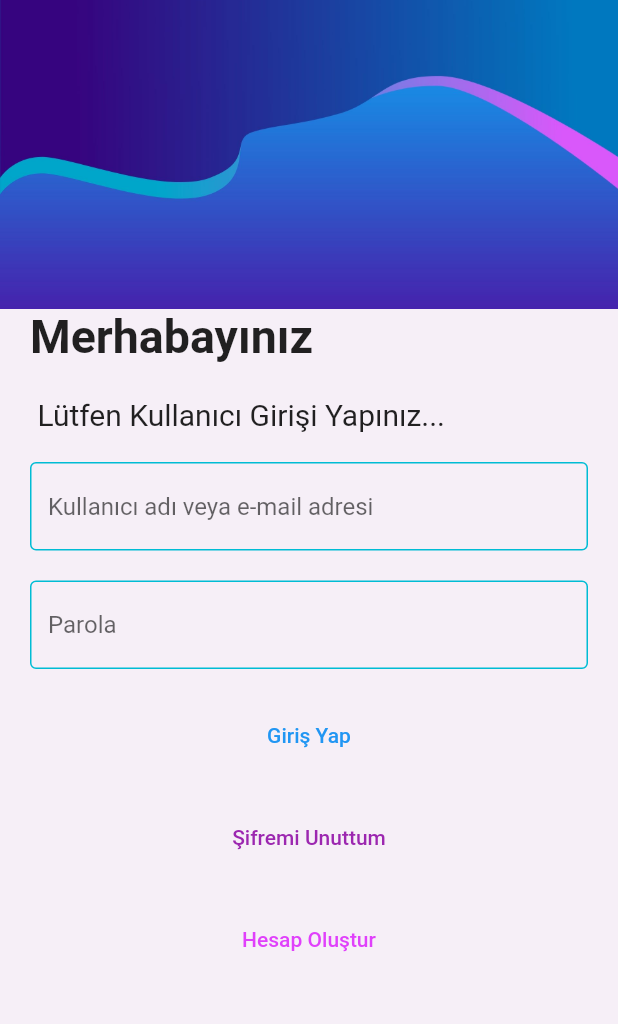
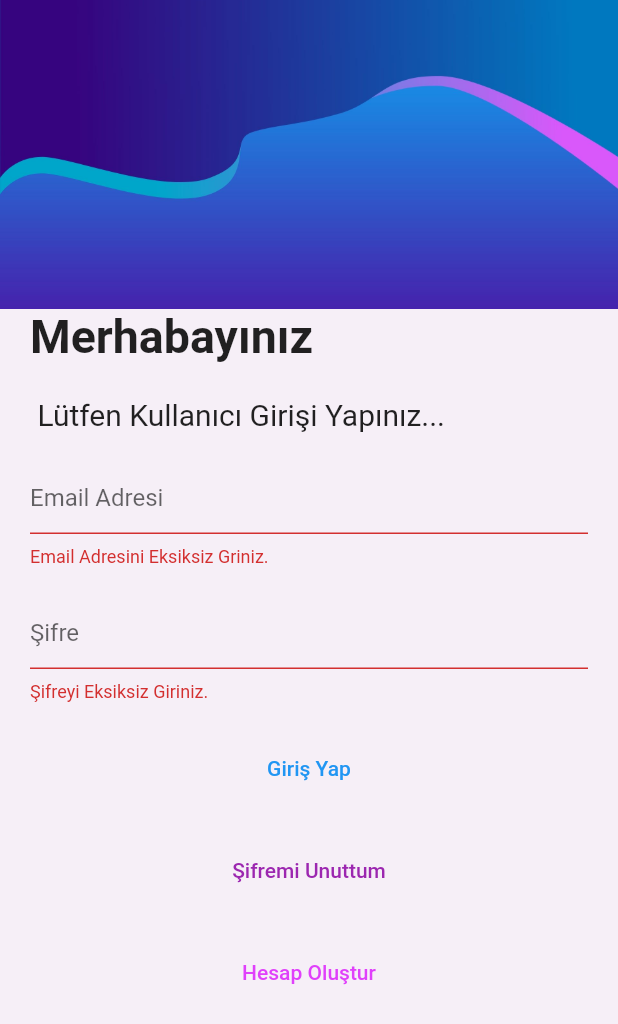
Before and after one commit to ysnzdnn/flutterSSS, a Flutter app: the screen it shows after launch, after a tap on "Giriş Yap", on a phone screen of 412 x 824 dp. Shown: the top 1024 px of the screen. Run offline on Flutter 3.47's test engine with Material 2 defaults, Android fonts, the phone set to English and light mode, and no system bars; our stand-ins replace firebase_auth, firebase_core; accounts and stored records are empty.

Commit message:
signin page has been created

```diff
--- a/food/lib/main.dart
+++ b/food/lib/main.dart
@@ -1,6 +1,7 @@
 import 'package:firebase_core/firebase_core.dart';
 import 'package:flutter/material.dart';
 import 'package:food/firebase_options.dart';
+import 'package:food/pages/auth/home_page.dart';
 import 'package:food/pages/auth/login_page.dart';
 import 'package:food/pages/auth/sign_up.dart';
 
@@ -22,6 +23,7 @@ class MyApp extends StatelessWidget {
       routes: {
         "/loginpage": (context) => LoginPage(),
         "/signup": (context) => SignUp(),
+        "/homepage": (context) => HomePage(),
       },
       home: Scaffold(
         body: LoginPage(),
--- /dev/null
+++ b/food/lib/pages/auth/home_page.dart
@@ -0,0 +1,19 @@
+import 'package:flutter/material.dart';
+
+class HomePage extends StatefulWidget {
+  const HomePage({super.key});
+
+  @override
+  State<HomePage> createState() => _HomePageState();
+}
+
+class _HomePageState extends State<HomePage> {
+  @override
+  Widget build(BuildContext context) {
+    return Scaffold(
+      body:Center(child: Text(
+        "anasayfa" , style: TextStyle(color: Colors.green),
+      ),)
+    );
+  }
+}
--- a/food/lib/pages/auth/login_page.dart
+++ b/food/lib/pages/auth/login_page.dart
@@ -1,3 +1,4 @@
+import 'package:firebase_auth/firebase_auth.dart';
 import 'package:flutter/material.dart';
 
 class LoginPage extends StatefulWidget {
@@ -8,6 +9,9 @@ class LoginPage extends StatefulWidget {
 }
 
 class _LoginPageState extends State<LoginPage> {
+  late String email, password;
+  final formKey = GlobalKey<FormState>();
+  final firebaseAuth = FirebaseAuth.instance;
   @override
   Widget build(BuildContext context) {
     var height = MediaQuery.of(context).size.height;
@@ -27,6 +31,8 @@ class _LoginPageState extends State<LoginPage> {
             ),
             Padding(
               padding: const EdgeInsets.symmetric(horizontal: 20),
+              child: Form(
+                key: formKey,
                 child: Column(
                   crossAxisAlignment: CrossAxisAlignment.start,
                   children: [
@@ -39,17 +45,32 @@ class _LoginPageState extends State<LoginPage> {
                     ),
                     Text(
                       " \n Lütfen Kullanıcı Girişi Yapınız... ",
-                    style: TextStyle(fontSize: 20, fontWeight: FontWeight.w400),
+                      style:
+                          TextStyle(fontSize: 20, fontWeight: FontWeight.w400),
                     ),
                     customSizedBox(),
-                  customInputID(),
+                    customEmail(),
                     customSizedBox(),
-                  customInputPassword(),
+                    customPassword(),
                     customSizedBox(),
                     Container(
                       child: Center(
                         child: TextButton(
-                          onPressed: () {},
+                            onPressed: () async {
+                              if (formKey.currentState!.validate()) {
+                                formKey.currentState!.save();
+                                try {
+                                  final userResult = await firebaseAuth
+                                      .signInWithEmailAndPassword(
+                                          email: email, password: password);
+                                  Navigator.pushReplacementNamed(
+                                      context, "/homepage");
+                                  print(userResult.user!.email);
+                                } catch (e) {
+                                  print(e.toString());
+                                }
+                              } else {}
+                            },
                             child: Text("Giriş Yap",
                                 style: TextStyle(
                                   color: Colors.blue,
@@ -75,11 +96,11 @@ class _LoginPageState extends State<LoginPage> {
                             onPressed: () =>
                                 Navigator.pushNamed(context, "/signup"),
                             child: Text("Hesap Oluştur",
-                              style: TextStyle(
-                                  color: Colors.purpleAccent))),
+                                style: TextStyle(color: Colors.purpleAccent))),
                       ),
                     )
                   ],
+                ),
               ),
             ),
           ],
@@ -88,11 +109,36 @@ class _LoginPageState extends State<LoginPage> {
     );
   }
 
-  Widget customInputID() => TextField(
-      decoration: customInputDecoration("Kullanıcı adı veya e-mail adresi"));
+  TextFormField customEmail() {
+    return TextFormField(
+      validator: (value) {
+        if (value!.isEmpty) {
+          return "Email Adresini Eksiksiz Griniz.";
+        } else {}
+      },
+      onSaved: (value) {
+        email = value!;
+      },
+      style: TextStyle(color: Color.fromARGB(255, 0, 0, 0)),
+      decoration: customInputDecoration("Email Adresi"),
+    );
+  }
 
-  Widget customInputPassword() =>
-      TextField(decoration: customInputDecoration("Parola"));
+  TextFormField customPassword() {
+    return TextFormField(
+      obscureText: true,
+      validator: (value) {
+        if (value!.isEmpty) {
+          return "Şifreyi Eksiksiz Giriniz.";
+        } else {}
+      },
+      onSaved: (value) {
+        password = value!;
+      },
+      style: TextStyle(color: Color.fromARGB(255, 0, 0, 0)),
+      decoration: customInputDecoration("Şifre"),
+    );
+  }
 
   Widget customSizedBox() => SizedBox(
         height: 20,
--- a/food/lib/pages/auth/sign_up.dart
+++ b/food/lib/pages/auth/sign_up.dart
@@ -91,7 +91,6 @@ class _SignUpState extends State<SignUp> {
       },
       onSaved: (value) {
         password = value!;
-
       },
       style: TextStyle(color: Colors.white),
       decoration: customInputDecoration("Şifre"),
@@ -101,7 +100,14 @@ class _SignUpState extends State<SignUp> {
   Center signUpButton() {
     return Center(
         child: TextButton(
-      onPressed: () async {
+      onPressed: signIn,
+      child: Text(
+        "Hesap Olustur",
+      ),
+    ));
+  }
+
+  void signIn() async {
     if (formKey.currentState!.validate()) {
       formKey.currentState!.save();
     } else {}
@@ -119,11 +125,6 @@ class _SignUpState extends State<SignUp> {
     } catch (e) {
       print(e.toString());
     }
-      },
-      child: Text(
-        "Hesap Olustur",
-      ),
-    ));
   }
 
   Center backToLoginPage() {
```
Lines whose indentation alone changed are shown as unchanged.
